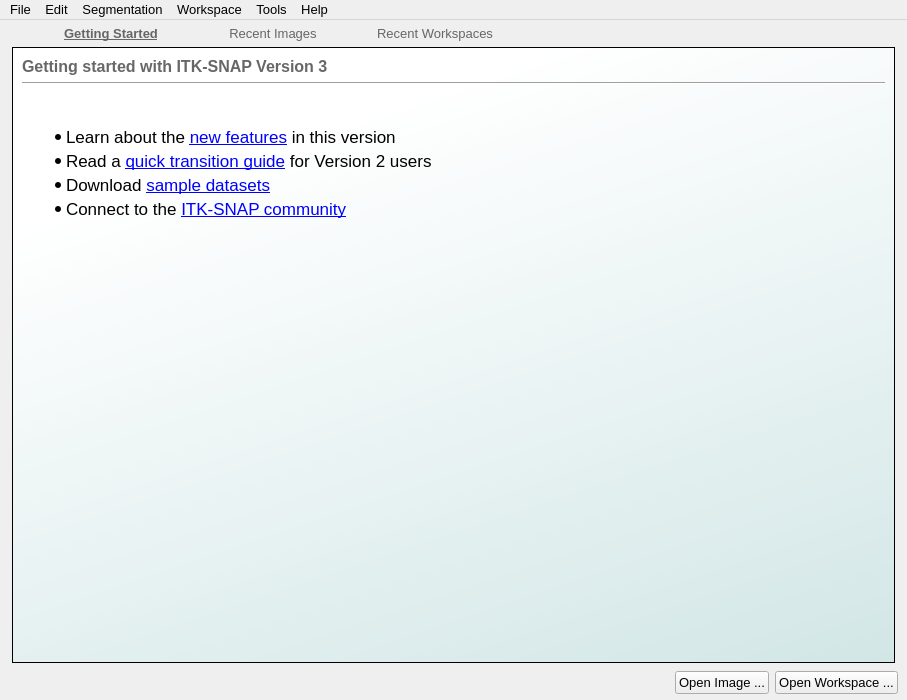
This is GUI/Qt/Windows/MainImageWindow.ui in pyushkevich/itksnap as Qt 5 draws it before an edit. The edited form follows.
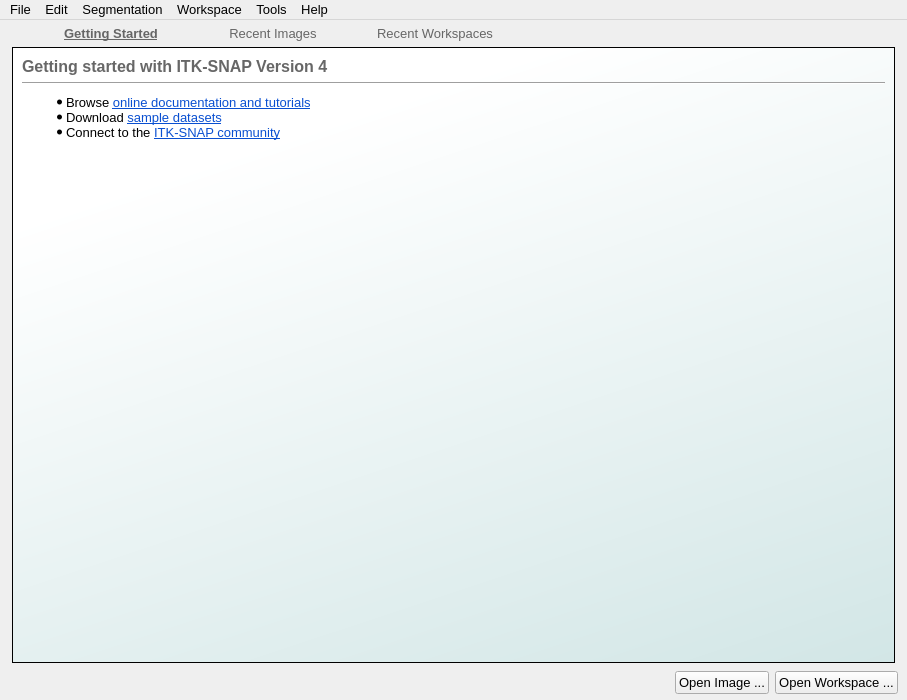
This is the edited form. Icons and pictures are not drawn. Custom widgets are drawn as their Qt base class.

Diff of the .ui file:
```diff
--- a/GUI/Qt/Windows/MainImageWindow.ui
+++ b/GUI/Qt/Windows/MainImageWindow.ui
@@ -176,7 +176,8 @@
                   <bool>false</bool>
                  </property>
                  <property name="styleSheet">
-                  <string notr="true">padding: -16px;</string>
+                  <string notr="true">padding: -16px;
+font-size: 13px;</string>
                  </property>
                  <property name="frameShape">
                   <enum>QFrame::NoFrame</enum>
@@ -192,11 +193,14 @@
 &lt;html&gt;&lt;head&gt;&lt;meta name=&quot;qrichtext&quot; content=&quot;1&quot; /&gt;&lt;meta charset=&quot;utf-8&quot; /&gt;&lt;style type=&quot;text/css&quot;&gt;
 p, li { white-space: pre-wrap; }
 &lt;/style&gt;&lt;/head&gt;&lt;body style=&quot; font-family:'.AppleSystemUIFont'; font-size:13px; font-weight:400; font-style:normal;&quot;&gt;
-&lt;p style=&quot;-qt-paragraph-type:empty; margin-top:0px; margin-bottom:0px; margin-left:0px; margin-right:0px; -qt-block-indent:0; text-indent:0px; font-family:'Lucida Grande'; font-size:13pt;&quot;&gt;&lt;br /&gt;&lt;/p&gt;
-&lt;ul style=&quot;margin-top: 0px; margin-bottom: 0px; margin-left: 0px; margin-right: 0px; -qt-list-indent: 1;&quot;&gt;&lt;li style=&quot; font-family:'Lucida Grande'; font-size:13pt;&quot; style=&quot; margin-top:12px; margin-bottom:4px; margin-left:0px; margin-right:0px; -qt-block-indent:0; text-indent:0px;&quot;&gt;&lt;span style=&quot; font-size:11px;&quot;&gt;Learn about the &lt;/span&gt;&lt;a href=&quot;http://www.itksnap.org/pmwiki/pmwiki.php?n=Documentation.NewFeaturesVersion30&quot;&gt;&lt;span style=&quot; font-size:11px; text-decoration: underline; color:#0000ff;&quot;&gt;new features&lt;/span&gt;&lt;/a&gt;&lt;span style=&quot; font-size:11px;&quot;&gt; in this version&lt;/span&gt;&lt;/li&gt;
-&lt;li style=&quot; font-family:'Lucida Grande'; font-size:13pt;&quot; style=&quot; margin-top:0px; margin-bottom:4px; margin-left:0px; margin-right:0px; -qt-block-indent:0; text-indent:0px;&quot;&gt;&lt;span style=&quot; font-size:11px;&quot;&gt;Read a &lt;/span&gt;&lt;a href=&quot;http://www.itksnap.org/pmwiki/pmwiki.php?n=Documentation.UpgradingTo30&quot;&gt;&lt;span style=&quot; font-size:11px; text-decoration: underline; color:#0000ff;&quot;&gt;quick transition guide&lt;/span&gt;&lt;/a&gt;&lt;span style=&quot; font-size:11px;&quot;&gt; for Version 2 users&lt;/span&gt;&lt;/li&gt;
-&lt;li style=&quot; font-family:'Lucida Grande'; font-size:13pt;&quot; style=&quot; margin-top:0px; margin-bottom:4px; margin-left:0px; margin-right:0px; -qt-block-indent:0; text-indent:0px;&quot;&gt;&lt;span style=&quot; font-size:11px;&quot;&gt;Download &lt;/span&gt;&lt;a href=&quot;http://www.itksnap.org/pmwiki/pmwiki.php?n=Downloads.Data&quot;&gt;&lt;span style=&quot; font-size:11px; text-decoration: underline; color:#0000ff;&quot;&gt;sample datasets&lt;/span&gt;&lt;/a&gt;&lt;/li&gt;
-&lt;li style=&quot; font-family:'Lucida Grande'; font-size:13pt;&quot; style=&quot; margin-top:0px; margin-bottom:12px; margin-left:0px; margin-right:0px; -qt-block-indent:0; text-indent:0px;&quot;&gt;&lt;span style=&quot; font-size:11px;&quot;&gt;Connect to the &lt;/span&gt;&lt;a href=&quot;http://www.itksnap.org/pmwiki/pmwiki.php?n=MailingLists.MailingLists&quot;&gt;&lt;span style=&quot; font-size:11px; text-decoration: underline; color:#0000ff;&quot;&gt;ITK-SNAP community&lt;/span&gt;&lt;/a&gt;&lt;/li&gt;&lt;/ul&gt;&lt;/body&gt;&lt;/html&gt;</string>
+&lt;ul style=&quot;margin-top: 0px; margin-bottom: 0px; margin-left: 0px; margin-right: 0px; -qt-list-indent: 1;&quot;&gt;&lt;li style=&quot; margin-top:12px; margin-bottom:0px; margin-left:0px; margin-right:0px; -qt-block-indent:0; text-indent:0px;&quot;&gt;Browse &lt;a href=&quot;http://www.itksnap.org/pmwiki/pmwiki.php?n=Documentation.SNAP3&quot;&gt;&lt;span style=&quot; text-decoration: underline; color:#094fd1;&quot;&gt;online documentation and tutorials&lt;/span&gt;&lt;/a&gt; &lt;/li&gt;
+&lt;li style=&quot; margin-top:0px; margin-bottom:0px; margin-left:0px; margin-right:0px; -qt-block-indent:0; text-indent:0px;&quot;&gt;Download &lt;a href=&quot;http://www.itksnap.org/pmwiki/pmwiki.php?n=Downloads.Data&quot;&gt;&lt;span style=&quot; text-decoration: underline; color:#094fd1;&quot;&gt;sample datasets&lt;/span&gt;&lt;/a&gt; &lt;/li&gt;
+&lt;li style=&quot; margin-top:0px; margin-bottom:12px; margin-left:0px; margin-right:0px; -qt-block-indent:0; text-indent:0px;&quot;&gt;Connect to the &lt;a href=&quot;http://www.itksnap.org/pmwiki/pmwiki.php?n=MailingLists.MailingLists&quot;&gt;&lt;span style=&quot; text-decoration: underline; color:#094fd1;&quot;&gt;ITK-SNAP community&lt;/span&gt;&lt;/a&gt; &lt;/li&gt;&lt;/ul&gt;&lt;/body&gt;&lt;/html&gt;</string>
+                 </property>
+                 <property name="source">
+                  <url>
+                   <string>qrc:/html/html/splash.html</string>
+                  </url>
                  </property>
                  <property name="openExternalLinks">
                   <bool>true</bool>
@@ -222,7 +226,7 @@
 </string>
                  </property>
                  <property name="text">
-                  <string>Getting started with ITK-SNAP Version 3</string>
+                  <string>Getting started with ITK-SNAP Version 4</string>
                  </property>
                 </widget>
                </item>
```
